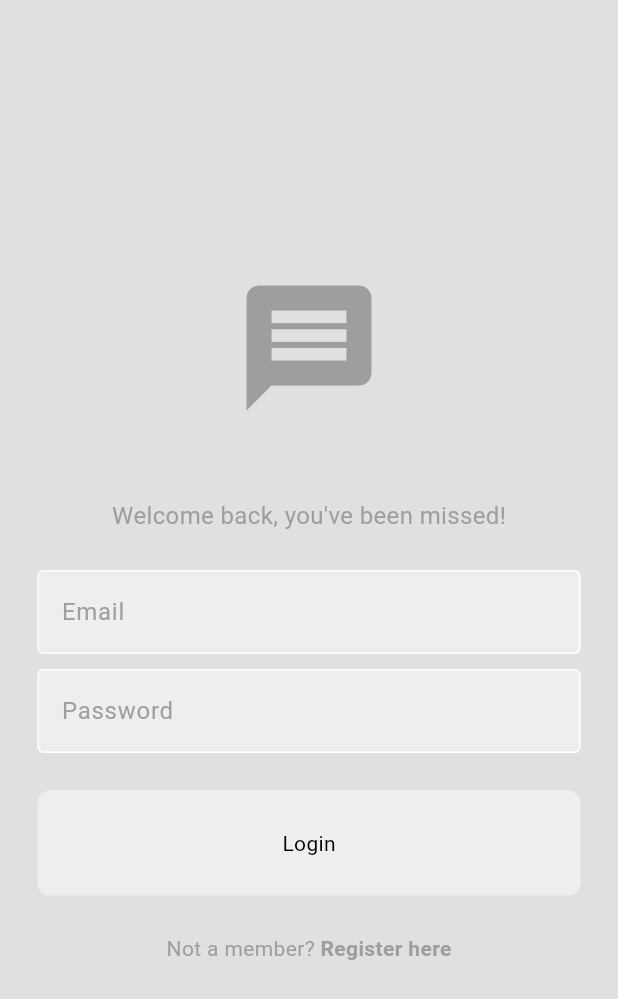
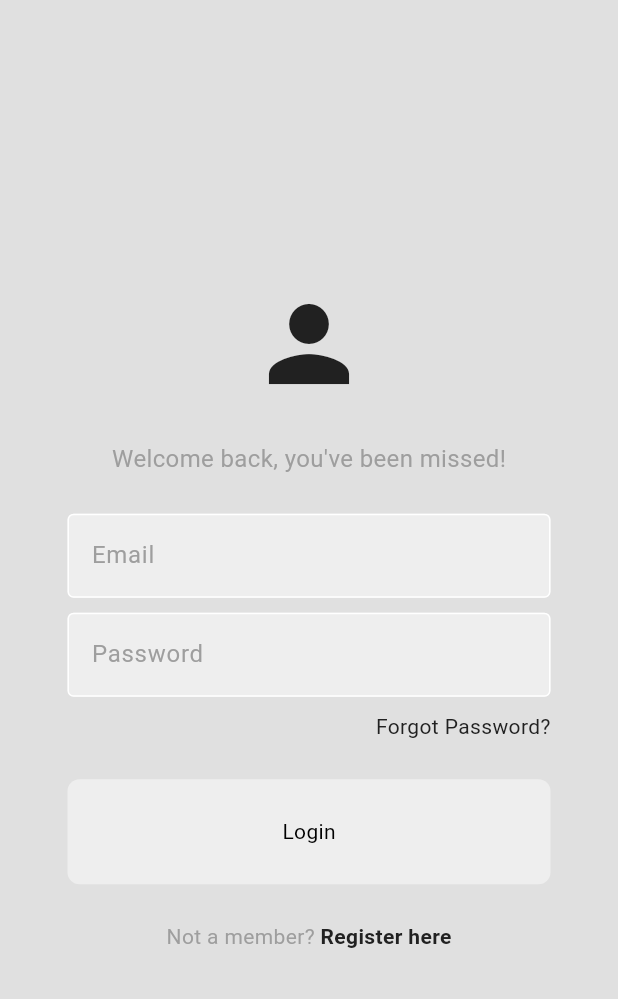
Before and after one commit to adohong4/MinimalChatApp, a Flutter app: the screen it shows after launch, on a phone screen of 412 x 824 dp. Shown: the top 999 px of the screen. Run offline on Flutter 3.47's test engine with Material 3 defaults, Android fonts, the phone set to English and light mode, and no system bars; our stand-ins replace cloud_firestore, firebase_auth, firebase_core; accounts and stored records are empty.

```diff
--- a/lib/pages/chat_page.dart
+++ b/lib/pages/chat_page.dart
@@ -11,7 +11,11 @@ class ChatPage extends StatefulWidget {
   final String receiverEmail;
   final String receiverID;
 
-  ChatPage({super.key, required this.receiverEmail, required this.receiverID});
+  const ChatPage({
+    super.key,
+    required this.receiverEmail,
+    required this.receiverID,
+  });
 
   @override
   State<ChatPage> createState() => _ChatPageState();
--- a/lib/pages/home_page.dart
+++ b/lib/pages/home_page.dart
@@ -20,7 +20,7 @@ class HomePage extends StatelessWidget {
       backgroundColor: Theme.of(context).colorScheme.background,
       appBar: AppBar(
         title: const Text('Home'),
-        backgroundColor: Colors.transparent,
+        backgroundColor: Colors.deepPurple,
         foregroundColor: Colors.grey,
         elevation: 0,
       ),
--- a/lib/pages/login_page.dart
+++ b/lib/pages/login_page.dart
@@ -9,17 +9,17 @@ class LoginPage extends StatelessWidget {
   final TextEditingController _emailController = TextEditingController();
   final TextEditingController _passwordController = TextEditingController();
 
-  //tap to go to register page
+  // Tap to go to register page
   void Function()? onTap;
 
   LoginPage({super.key, required this.onTap});
 
-  // login method
+  // Login method
   void login(BuildContext context) async {
-    //auth service
+    // Auth service
     final authService = AuthService();
 
-    //try login
+    // Try login
     try {
       await authService.signInWithEmailAndPassword(
         _emailController.text,
@@ -37,19 +37,24 @@ class LoginPage extends StatelessWidget {
   Widget build(BuildContext context) {
     return Scaffold(
       backgroundColor: Theme.of(context).colorScheme.background,
-      body: Center(
+      body: SafeArea(
+        child: Padding(
+          padding: const EdgeInsets.symmetric(
+            horizontal: 20,
+          ), // Padding ngang cho toàn bộ nội dung
+          child: Center(
             child: Column(
               mainAxisAlignment: MainAxisAlignment.center,
               children: [
-            //logo
+                // Logo
                 Icon(
-              Icons.message,
-              size: 100,
-              color: Theme.of(context).colorScheme.primary,
+                  Icons.person,
+                  size: 80,
+                  color: Theme.of(context).colorScheme.inversePrimary,
                 ),
-            const SizedBox(height: 50),
+                const SizedBox(height: 25),
 
-            // welcome back message
+                // Welcome back message
                 Text(
                   "Welcome back, you've been missed!",
                   style: TextStyle(
@@ -59,25 +64,54 @@ class LoginPage extends StatelessWidget {
                 ),
                 const SizedBox(height: 25),
 
-            // email textfield
+                // Email textfield
                 MyTextfield(
                   hintText: 'Email',
                   obscureText: false,
                   controller: _emailController,
                 ),
                 const SizedBox(height: 10),
-            // pw textfield
+
+                // Password textfield
                 MyTextfield(
                   hintText: 'Password',
                   obscureText: true,
                   controller: _passwordController,
                 ),
+                const SizedBox(height: 10),
 
+                // Forgot password
+                Padding(
+                  padding: const EdgeInsets.only(right: 25),
+                  child: Align(
+                    alignment: Alignment.centerRight,
+                    child: GestureDetector(
+                      onTap: () {
+                        ScaffoldMessenger.of(context).showSnackBar(
+                          const SnackBar(
+                            content: Text(
+                              "Forgot Password feature coming soon!",
+                            ),
+                          ),
+                        );
+                      },
+                      child: Text(
+                        "Forgot Password?",
+                        style: TextStyle(
+                          color: Theme.of(context).colorScheme.inversePrimary,
+                          fontSize: 14,
+                        ),
+                      ),
+                    ),
+                  ),
+                ),
                 const SizedBox(height: 25),
-            // login button
+
+                // Login button
                 MyButton(text: "Login", onTap: () => login(context)),
                 const SizedBox(height: 25),
-            // register button
+
+                // Register button
                 Row(
                   mainAxisAlignment: MainAxisAlignment.center,
                   children: [
@@ -85,6 +119,7 @@ class LoginPage extends StatelessWidget {
                       "Not a member? ",
                       style: TextStyle(
                         color: Theme.of(context).colorScheme.primary,
+                        fontSize: 14,
                       ),
                     ),
                     GestureDetector(
@@ -92,8 +127,9 @@ class LoginPage extends StatelessWidget {
                       child: Text(
                         "Register here",
                         style: TextStyle(
-                      color: Theme.of(context).colorScheme.primary,
+                          color: Theme.of(context).colorScheme.inversePrimary,
                           fontWeight: FontWeight.bold,
+                          fontSize: 14,
                         ),
                       ),
                     ),
@@ -102,6 +138,8 @@ class LoginPage extends StatelessWidget {
               ],
             ),
           ),
+        ),
+      ),
     );
   }
 }
```
Also changed, not shown: lib/components/my_back_button.dart (added, +23 -0 lines), lib/components/my_drawer.dart (+50 -2 lines), lib/helper/helper_function.dart (added, +9 -0 lines), lib/pages/profile_page.dart (added, +86 -0 lines), lib/pages/users_page.dart (added, +65 -0 lines). Lines whose indentation alone changed are shown as unchanged.
